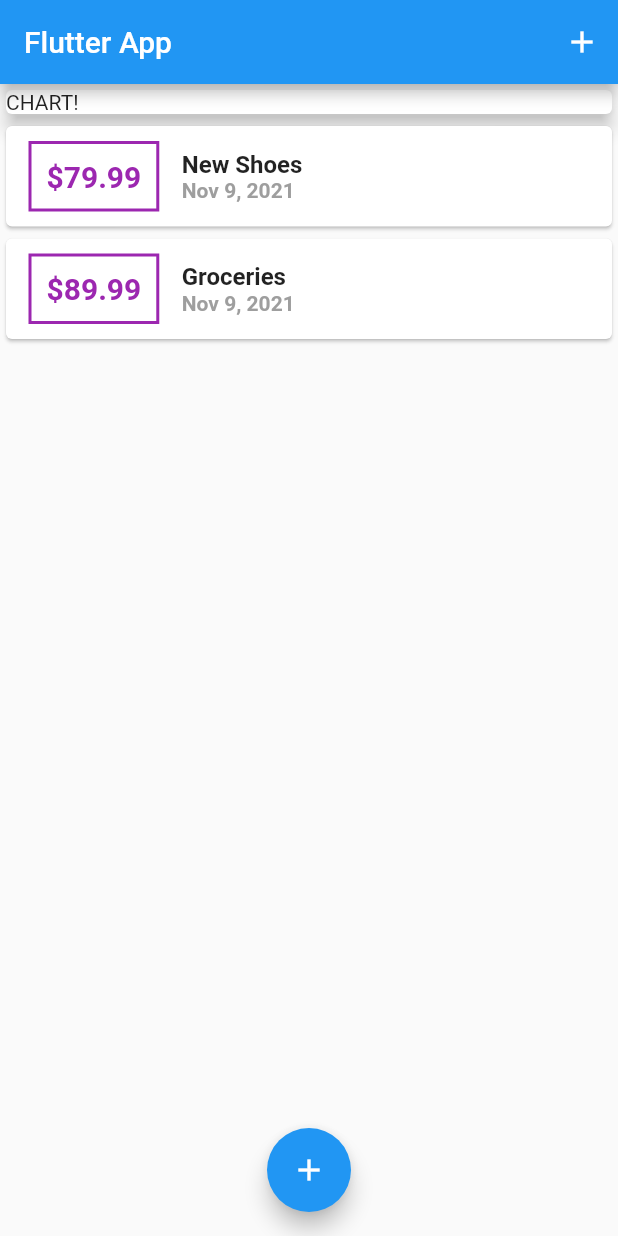
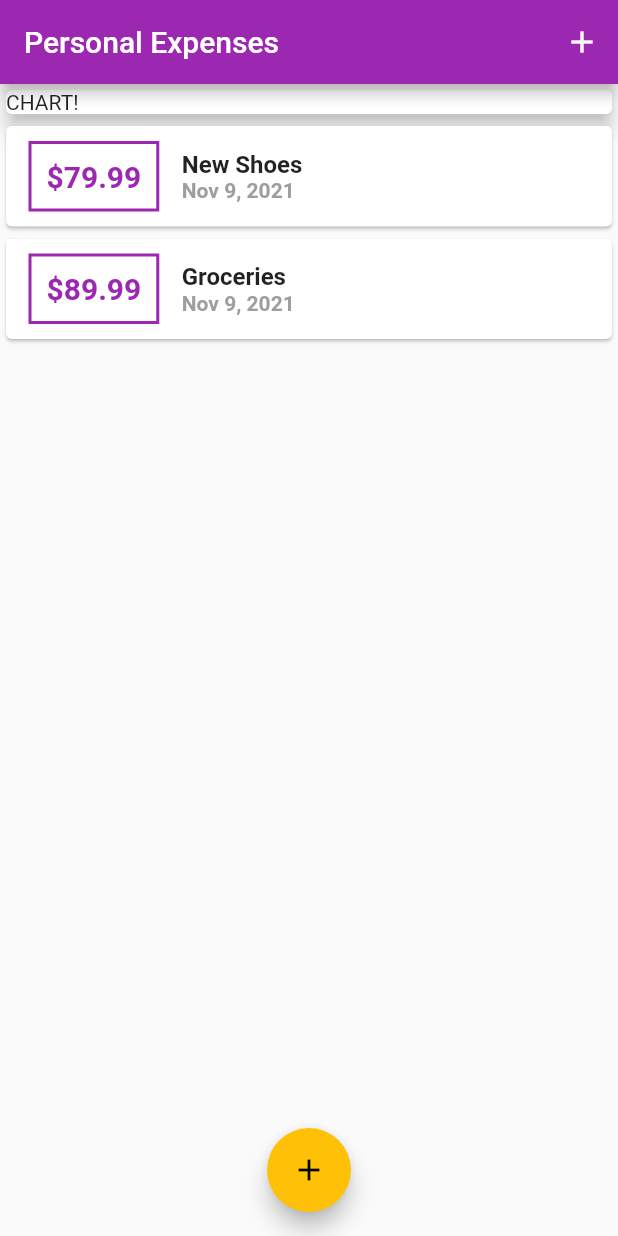
Before and after one commit to emmanueletti/flutter_expense_planner, a Flutter app: the screen it shows after launch, on a phone screen of 412 x 824 dp. Run offline on Flutter 3.47's test engine with Material 2 defaults, Android fonts, the phone set to English and light mode, and no system bars.

Commit message:
finished lesson 96

```diff
--- a/lib/main.dart
+++ b/lib/main.dart
@@ -9,8 +9,17 @@ class MyApp extends StatelessWidget {
   @override
   Widget build(BuildContext context) {
     return MaterialApp(
-      title: 'Flutter App',
+      title: 'Personal Expenses',
       home: MyHomePage(),
+      // theme configures set colors and fonts and other values for the app
+      // can directly access the values using the context object
+      theme: ThemeData(
+        // primary swatch with automatically pull out the different shades
+        // of the primary color for the app widgets to access
+        primarySwatch: Colors.purple,
+        // no swatch setting for accent color
+        accentColor: Colors.amber,
+      ),
     );
   }
 }
@@ -65,10 +74,13 @@ class _MyHomePageState extends State<MyHomePage> {
   }
 
   @override
+  // context is an object with ALOT of metadata about the widget and its position
+  // in the widget tree. It is "passed" around automatically throughout the widget
+  // tree
   Widget build(BuildContext context) {
     return Scaffold(
       appBar: AppBar(
-        title: const Text('Flutter App'),
+        title: const Text('Personal Expenses'),
         actions: [
           IconButton(
             icon: const Icon(Icons.add),
--- a/lib/widgets/transaction_list.dart
+++ b/lib/widgets/transaction_list.dart
@@ -52,7 +52,7 @@ class TransactionList extends StatelessWidget {
                     ),
                     decoration: BoxDecoration(
                       border: Border.all(
-                        color: Colors.purple,
+                        color: Theme.of(context).primaryColor,
                         width: 2,
                       ),
                     ),
@@ -61,10 +61,10 @@ class TransactionList extends StatelessWidget {
                       // toStringAsFixed is the way to get a number to a specified
                       // decimal place
                       "\$${userTransactions[index].amount.toStringAsFixed(2)}",
-                      style: const TextStyle(
+                      style: TextStyle(
                         fontWeight: FontWeight.bold,
                         fontSize: 20,
-                        color: Colors.purple,
+                        color: Theme.of(context).primaryColor,
                       ),
                     ),
                   ),
```
